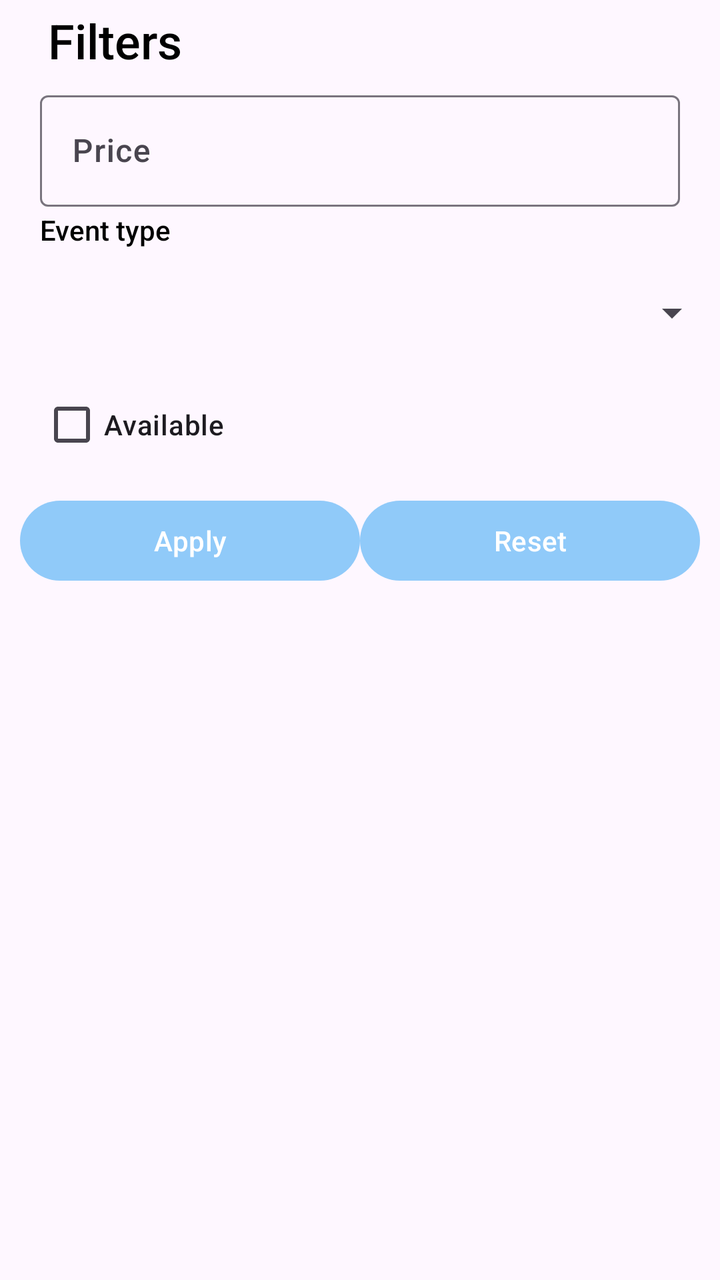
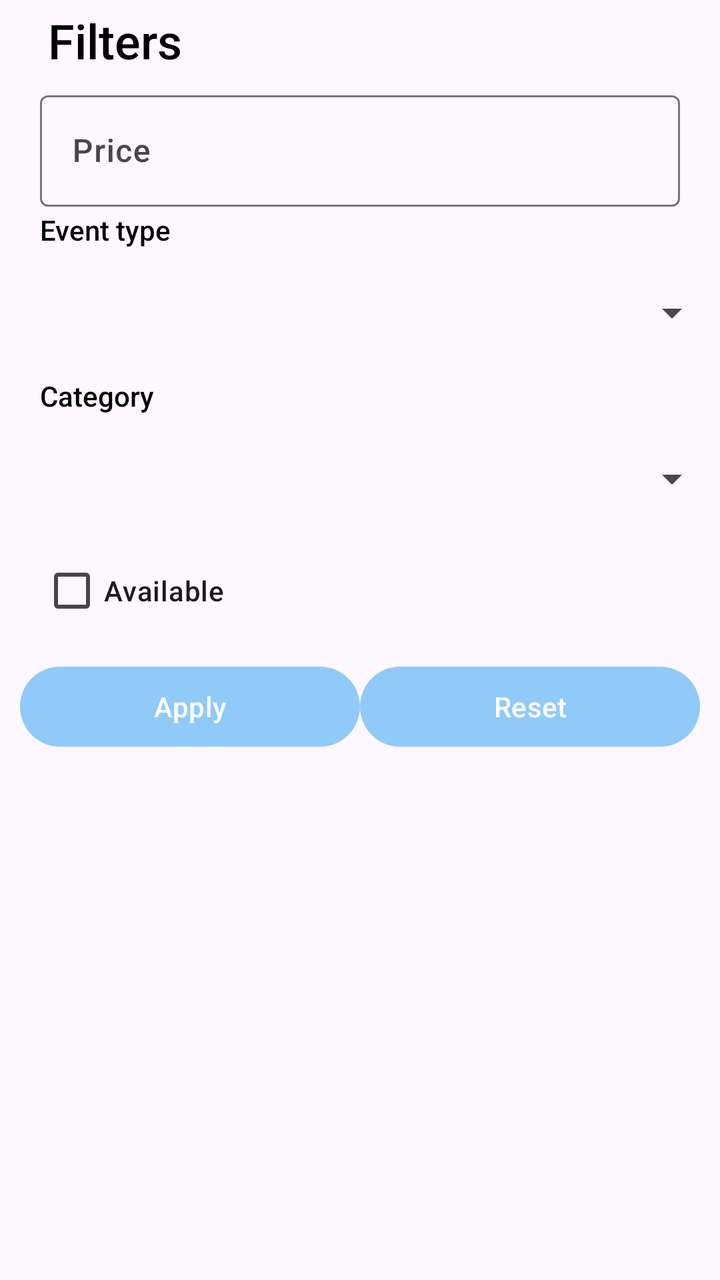

The first picture is an Android layout as it rendered before a commit; the second is the same layout after the commit. The layout source and the unified diff follow.
<!-- AndroidManifest.xml: application theme Theme.EventPlanner -->
<!-- res/layout/fragment_service_filter.xml -->
<?xml version="1.0" encoding="utf-8"?>
<LinearLayout xmlns:android="http://schemas.android.com/apk/res/android"
    xmlns:tools="http://schemas.android.com/tools"
    android:layout_width="match_parent"
    android:layout_height="match_parent"
    xmlns:app="http://schemas.android.com/apk/res-auto"
    tools:context=".fragments.ServiceFilterFragment"
    android:orientation="vertical"
    android:id="@+id/service_filter_fragment">

    <LinearLayout
        android:layout_width="match_parent"
        android:layout_height="wrap_content"
        android:layout_margin="4dp"
        android:orientation="horizontal"
        >

        <com.google.android.material.textview.MaterialTextView
            android:layout_width="wrap_content"
            android:layout_height="wrap_content"
            android:text="Filters"
            android:textSize="24sp"
            android:paddingHorizontal="20dp"
            />

    </LinearLayout>

    <com.google.android.material.textfield.TextInputLayout
        android:layout_width="match_parent"
        android:layout_height="wrap_content"
        android:layout_marginVertical="2dp"
        android:paddingHorizontal="20dp"
        app:endIconMode="clear_text"
        android:hint="Price">

        <com.google.android.material.textfield.TextInputEditText
            android:id="@+id/item_price_filter"
            android:layout_width="match_parent"
            android:layout_height="wrap_content"
            android:inputType="numberDecimal" />

    </com.google.android.material.textfield.TextInputLayout>

    <com.google.android.material.textview.MaterialTextView
        android:layout_width="wrap_content"
        android:layout_height="wrap_content"
        android:text="Event type"
        android:paddingHorizontal="20dp"
        />

    <Spinner
        android:layout_width="match_parent"
        android:layout_height="60dp"
        android:layout_marginVertical="2dp"
        android:paddingHorizontal="20dp"
        android:id="@+id/event_type_filter"
        />


    <com.google.android.material.checkbox.MaterialCheckBox
        android:layout_width="wrap_content"
        android:layout_height="wrap_content"
        android:text="Available"
        android:layout_marginStart="20dp"
        />

    <LinearLayout
        android:layout_width="match_parent"
        android:layout_height="wrap_content"
        android:orientation="horizontal"
        android:padding="10dp"
        >
        <com.google.android.material.button.MaterialButton
            android:layout_width="wrap_content"
            android:layout_height="wrap_content"
            android:text="Apply"
            android:layout_weight="0.35"
            />

        <com.google.android.material.button.MaterialButton
            android:layout_width="wrap_content"
            android:layout_height="wrap_content"
            android:text="Reset"
            android:layout_weight="0.35" />

    </LinearLayout>


</LinearLayout>
<!-- resources referenced by this layout -->
<resources>
  <style name="Theme.EventPlanner" parent="Theme.Material3.DayNight.NoActionBar">
          
          <item name="colorPrimary">@color/blue_200</item>
          <item name="colorPrimaryVariant">@color/blue_500</item>
          <item name="colorOnPrimary">@color/white</item>
          
          <item name="colorSecondary">@color/purple_300</item>
          <item name="colorSecondaryVariant">@color/purple_500</item>
          <item name="colorOnSecondary">@color/white</item>
          
          <item name="android:statusBarColor">@color/black</item>
          
          <item name="android:textColor">@color/black</item>
          <item name="android:fontFamily">sans-serif-medium</item>
          
          <item name="windowActionBar">false</item>
          <item name="windowNoTitle">true</item>
          <item name="android:windowFullscreen">true</item>
          <item name="android:windowContentOverlay">@null</item>
      </style>
  <color name="blue_200">#90CAF9</color>
  <color name="blue_500">#03A9F4</color>
  <color name="white">#FFFFFFFF</color>
  <color name="purple_300">#D1C4E9</color>
  <color name="purple_500">#673AB7</color>
  <color name="black">#FF000000</color>
</resources>

<!-- the commit's change to res/layout/fragment_service_filter.xml (unified diff, before → after) -->
@@ -56,6 +56,21 @@
         android:id="@+id/event_type_filter"
         />
 
+    <com.google.android.material.textview.MaterialTextView
+        android:layout_width="wrap_content"
+        android:layout_height="wrap_content"
+        android:text="Category"
+        android:paddingHorizontal="20dp"
+        />
+
+    <Spinner
+        android:layout_width="match_parent"
+        android:layout_height="60dp"
+        android:layout_marginVertical="2dp"
+        android:paddingHorizontal="20dp"
+        android:id="@+id/category_filter"
+        />
+
 
     <com.google.android.material.checkbox.MaterialCheckBox
         android:layout_width="wrap_content"
